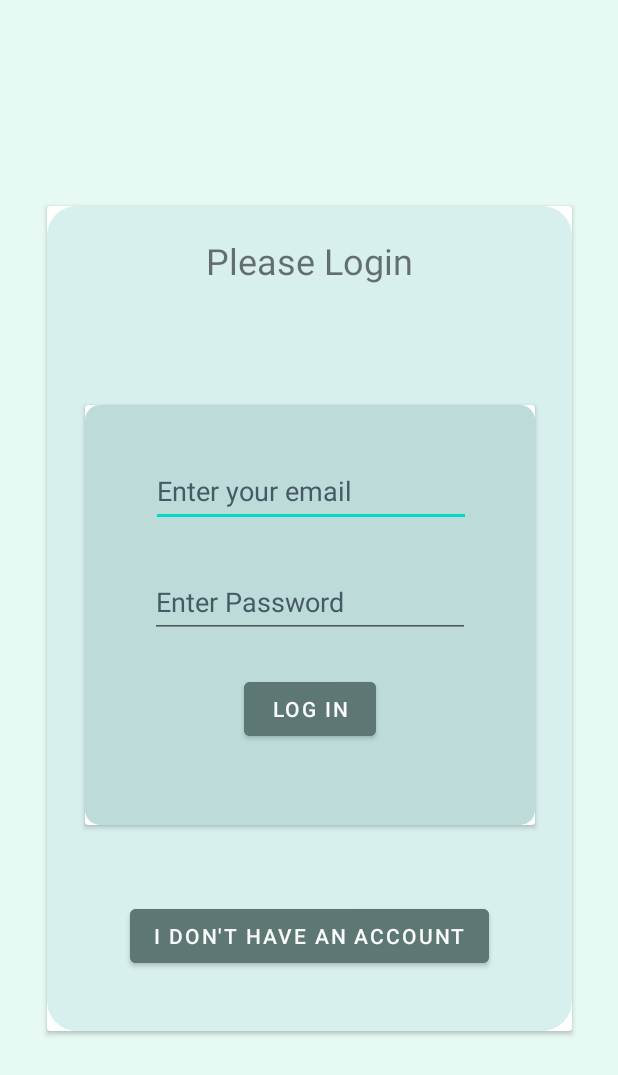
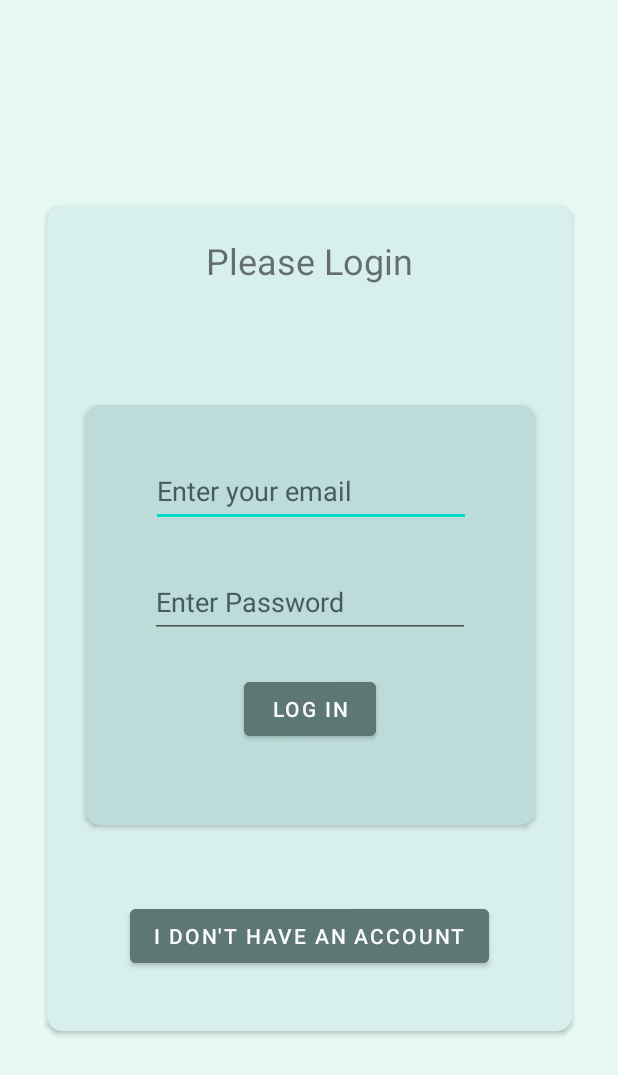
Before and after one commit to Ashrayyy/SpotBot, an Android app: the screen it shows after launch (MainActivity), on a phone screen of 412 x 824 dp. Shown: the top 1075 px of the screen. Run offline under Robolectric (Android 15) with nearby library versions, the phone set to English and light mode, and no system bars; our stand-ins replace Firebase (no records; nobody signed in at launch, a user with empty details on screens opened directly).

Commit message:
Merge remote-tracking branch 'origin/master'

```diff
--- a/app/src/main/java/com/ashray/spotbot/FaceDetectActivity.kt
+++ b/app/src/main/java/com/ashray/spotbot/FaceDetectActivity.kt
@@ -33,13 +33,14 @@ class FaceDetectActivity : AppCompatActivity() {
         private const val SCALING_FACTOR=10
         private const val TAG="FACE_DETECT_TAG"
     }
+    var mynum=0
     override fun onCreate(savedInstanceState: Bundle?) {
         super.onCreate(savedInstanceState)
         binding=ActivityFaceDetectBinding.inflate(layoutInflater)
         setContentView(binding.root)
 
         val options=FaceDetectorOptions.Builder()
-            .setPerformanceMode(FaceDetectorOptions.PERFORMANCE_MODE_FAST)
+            .setPerformanceMode(FaceDetectorOptions.PERFORMANCE_MODE_ACCURATE)
             .setLandmarkMode(FaceDetectorOptions.LANDMARK_MODE_NONE)
             .setClassificationMode(FaceDetectorOptions.CLASSIFICATION_MODE_NONE)
             .build()
@@ -144,7 +145,8 @@ class FaceDetectActivity : AppCompatActivity() {
     private fun cropDetectedFace(bitmap: Bitmap,faces:List<Face>){
         Log.d(TAG,"cropDetectedFaces")
 
-        val rect=faces[0].boundingBox
+        mynum=mynum+1
+        val rect=faces[mynum%faces.size].boundingBox
         val x=Math.max(rect.left,0)
         val y=Math.max(rect.top,0)
         val width=rect.width()
--- a/app/src/main/res/layout/activity_main.xml
+++ b/app/src/main/res/layout/activity_main.xml
@@ -12,6 +12,8 @@
         android:id="@+id/cardView3"
         android:layout_width="350dp"
         android:layout_height="550dp"
+        app:cardCornerRadius="10dp"
+        android:backgroundTint="#D7EFED"
         app:layout_constraintBottom_toBottomOf="parent"
         app:layout_constraintEnd_toEndOf="parent"
         app:layout_constraintHorizontal_bias="0.5"
@@ -21,8 +23,7 @@
 
         <androidx.constraintlayout.widget.ConstraintLayout
             android:layout_width="350dp"
-            android:layout_height="550dp"
-            android:background="@drawable/back2">
+            android:layout_height="550dp">
 
             <TextView
                 android:id="@+id/loginTv"
@@ -46,6 +47,8 @@
                 android:layout_height="280dp"
                 android:layout_marginStart="10dp"
                 android:layout_marginTop="30dp"
+                app:cardCornerRadius="10dp"
+                android:backgroundTint="#BCDBD9"
                 android:layout_marginEnd="10dp"
                 android:layout_marginBottom="50dp"
                 app:layout_constraintBottom_toTopOf="@+id/signUpBtn"
@@ -57,8 +60,7 @@
 
                 <androidx.constraintlayout.widget.ConstraintLayout
                     android:layout_width="match_parent"
-                    android:layout_height="280dp"
-                    android:background="@drawable/back1">
+                    android:layout_height="280dp">
 
                     <EditText
                         android:id="@+id/emailEt"
--- a/build.gradle
+++ b/build.gradle
@@ -10,7 +10,7 @@ buildscript {
     dependencies {
         // Add the dependency for the Google services Gradle plugin
         classpath 'com.google.gms:google-services:4.3.15'
-        classpath 'com.android.tools.build:gradle:3.4.0'
+        classpath 'com.android.tools.build:gradle:7.4.2'
         classpath 'com.google.firebase:firebase-crashlytics-gradle:2.9.4'
 
     }
@@ -18,8 +18,8 @@ buildscript {
 
 
 plugins {
-    id 'com.android.application' version '7.3.1' apply false
-    id 'com.android.library' version '7.3.1' apply false
+    id 'com.android.application' version '7.4.2' apply false
+    id 'com.android.library' version '7.4.2' apply false
     id 'org.jetbrains.kotlin.android' version '1.7.20' apply false
 
 }
```
Also changed, not shown: gradle/wrapper/gradle-wrapper.properties.
